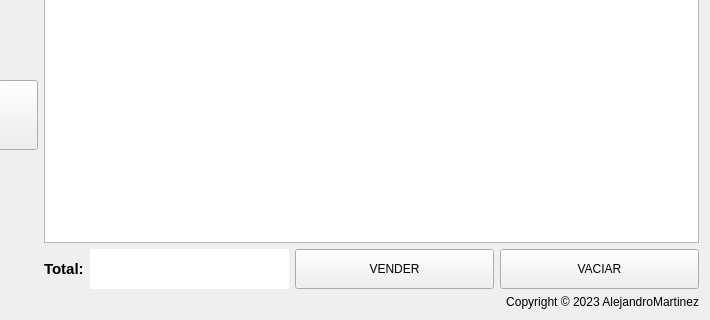
First picture: the form in uifiles/main_windows.ui, repository AlejandroMartinez04/Inventory-PlanetMovil, before the edit; both pictures show x 674 to 1384 and y 383 to 703 of the 1384 by 703 pixel window.
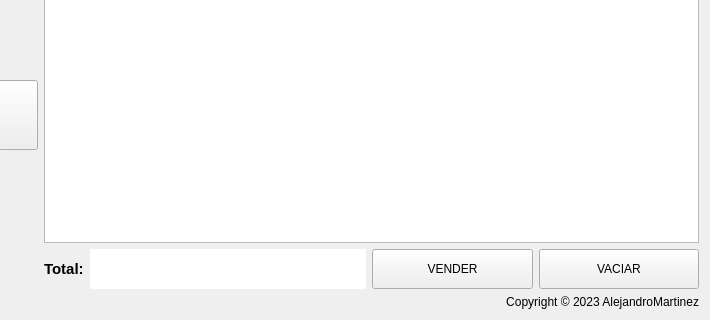
Second picture: the form after the edit. Icons and pictures are not drawn.

Patch:
```diff
--- a/uifiles/main_windows.ui
+++ b/uifiles/main_windows.ui
@@ -515,6 +515,14 @@
          <height>100</height>
         </size>
        </property>
+       <property name="font">
+        <font>
+         <family>Segoe UI</family>
+         <pointsize>22</pointsize>
+         <italic>false</italic>
+         <bold>true</bold>
+        </font>
+       </property>
        <property name="focusPolicy">
         <enum>Qt::NoFocus</enum>
        </property>
```
Left out of the diff: 2 changed lines with no effect on the pictures.
